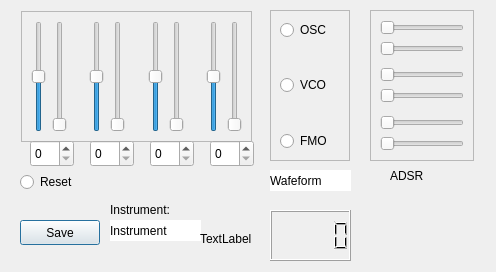
First picture: the form in OceanGUI/spectrum_dialog_class.ui, repository uglasmeyer/ocean, before the edit.
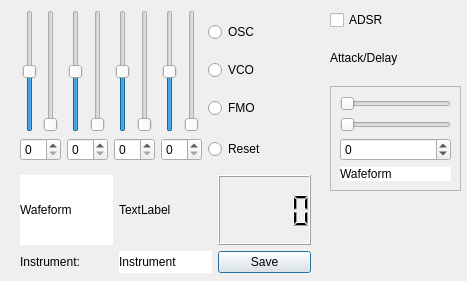
Second picture: the form after the edit.

Commit message: version 3.8.6 Adsr waveform

```diff
--- a/OceanGUI/spectrum_dialog_class.ui
+++ b/OceanGUI/spectrum_dialog_class.ui
@@ -6,8 +6,8 @@
    <rect>
     <x>0</x>
     <y>0</y>
-    <width>496</width>
-    <height>272</height>
+    <width>467</width>
+    <height>281</height>
    </rect>
   </property>
   <property name="palette">
@@ -455,240 +455,25 @@
   <property name="windowTitle">
    <string>Spectrum</string>
   </property>
-  <widget class="QFrame" name="frame">
+  <widget class="QWidget" name="gridLayoutWidget">
    <property name="geometry">
     <rect>
-     <x>21</x>
-     <y>11</y>
-     <width>231</width>
-     <height>131</height>
+     <x>20</x>
+     <y>10</y>
+     <width>293</width>
+     <height>151</height>
     </rect>
    </property>
-   <property name="frameShape">
-    <enum>QFrame::Shape::StyledPanel</enum>
-   </property>
-   <property name="frameShadow">
-    <enum>QFrame::Shadow::Raised</enum>
-   </property>
-   <layout class="QGridLayout" name="gridLayout_2">
-    <item row="0" column="4">
-     <widget class="QSlider" name="vS_4">
-      <property name="maximum">
-       <number>100</number>
-      </property>
-      <property name="orientation">
-       <enum>Qt::Orientation::Vertical</enum>
-      </property>
-     </widget>
+   <layout class="QGridLayout" name="gridLayout">
+    <item row="1" column="1">
+     <widget class="QSpinBox" name="sb_spwf2"/>
     </item>
-    <item row="0" column="2">
-     <spacer name="horizontalSpacer">
-      <property name="orientation">
-       <enum>Qt::Orientation::Horizontal</enum>
-      </property>
-      <property name="sizeHint" stdset="0">
-       <size>
-        <width>40</width>
-        <height>20</height>
-       </size>
-      </property>
-     </spacer>
-    </item>
-    <item row="0" column="0">
-     <widget class="QSlider" name="fS_1">
-      <property name="minimum">
-       <number>-50</number>
-      </property>
-      <property name="maximum">
-       <number>50</number>
-      </property>
-      <property name="orientation">
-       <enum>Qt::Orientation::Vertical</enum>
-      </property>
-     </widget>
+    <item row="1" column="5">
+     <widget class="QSpinBox" name="sb_spwf4"/>
     </item>
     <item row="0" column="6">
-     <widget class="QSlider" name="fS_5">
-      <property name="minimum">
-       <number>-50</number>
-      </property>
-      <property name="maximum">
-       <number>50</number>
-      </property>
-      <property name="orientation">
-       <enum>Qt::Orientation::Vertical</enum>
-      </property>
-     </widget>
-    </item>
-    <item row="0" column="9">
-     <widget class="QSlider" name="fS_7">
-      <property name="minimum">
-       <number>-50</number>
-      </property>
-      <property name="maximum">
-       <number>50</number>
-      </property>
-      <property name="orientation">
-       <enum>Qt::Orientation::Vertical</enum>
-      </property>
-     </widget>
-    </item>
-    <item row="0" column="1">
-     <widget class="QSlider" name="vS_2">
-      <property name="maximum">
-       <number>100</number>
-      </property>
-      <property name="orientation">
-       <enum>Qt::Orientation::Vertical</enum>
-      </property>
-     </widget>
-    </item>
-    <item row="0" column="3">
-     <widget class="QSlider" name="fS_3">
-      <property name="minimum">
-       <number>-50</number>
-      </property>
-      <property name="maximum">
-       <number>50</number>
-      </property>
-      <property name="orientation">
-       <enum>Qt::Orientation::Vertical</enum>
-      </property>
-     </widget>
-    </item>
-    <item row="0" column="10">
-     <widget class="QSlider" name="vS_8">
-      <property name="maximum">
-       <number>100</number>
-      </property>
-      <property name="orientation">
-       <enum>Qt::Orientation::Vertical</enum>
-      </property>
-     </widget>
-    </item>
-    <item row="0" column="7">
-     <widget class="QSlider" name="vS_6">
-      <property name="maximum">
-       <number>100</number>
-      </property>
-      <property name="orientation">
-       <enum>Qt::Orientation::Vertical</enum>
-      </property>
-     </widget>
-    </item>
-    <item row="0" column="5">
-     <spacer name="horizontalSpacer_2">
-      <property name="orientation">
-       <enum>Qt::Orientation::Horizontal</enum>
-      </property>
-      <property name="sizeHint" stdset="0">
-       <size>
-        <width>40</width>
-        <height>20</height>
-       </size>
-      </property>
-     </spacer>
-    </item>
-    <item row="0" column="8">
-     <spacer name="horizontalSpacer_3">
-      <property name="orientation">
-       <enum>Qt::Orientation::Horizontal</enum>
-      </property>
-      <property name="sizeHint" stdset="0">
-       <size>
-        <width>40</width>
-        <height>20</height>
-       </size>
-      </property>
-     </spacer>
-    </item>
-   </layout>
-  </widget>
-  <widget class="QPushButton" name="pB_save_spectrum">
-   <property name="geometry">
-    <rect>
-     <x>20</x>
-     <y>220</y>
-     <width>80</width>
-     <height>25</height>
-    </rect>
-   </property>
-   <property name="text">
-    <string>Save</string>
-   </property>
-  </widget>
-  <widget class="QLabel" name="lbl_instrument">
-   <property name="geometry">
-    <rect>
-     <x>110</x>
-     <y>220</y>
-     <width>91</width>
-     <height>21</height>
-    </rect>
-   </property>
-   <property name="styleSheet">
-    <string notr="true">background-color: rgb(255, 255, 255);
-font: 700 11pt &quot;Ubuntu&quot;;</string>
-   </property>
-   <property name="text">
-    <string>Instrument</string>
-   </property>
-  </widget>
-  <widget class="QLabel" name="label">
-   <property name="geometry">
-    <rect>
-     <x>110</x>
-     <y>200</y>
-     <width>91</width>
-     <height>20</height>
-    </rect>
-   </property>
-   <property name="styleSheet">
-    <string notr="true">font: 700 11pt &quot;Ubuntu Sans&quot;;</string>
-   </property>
-   <property name="text">
-    <string>Instrument:</string>
-   </property>
-  </widget>
-  <widget class="QFrame" name="frame_rb_osc">
-   <property name="geometry">
-    <rect>
-     <x>270</x>
-     <y>10</y>
-     <width>80</width>
-     <height>151</height>
-    </rect>
-   </property>
-   <property name="frameShape">
-    <enum>QFrame::Shape::StyledPanel</enum>
-   </property>
-   <property name="frameShadow">
-    <enum>QFrame::Shadow::Raised</enum>
-   </property>
-   <widget class="QWidget" name="layoutWidget">
-    <property name="geometry">
-     <rect>
-      <x>10</x>
-      <y>10</y>
-      <width>66</width>
-      <height>131</height>
-     </rect>
-    </property>
     <layout class="QGridLayout" name="gridLayout_3">
-     <item row="1" column="0">
-      <spacer name="verticalSpacer">
-       <property name="orientation">
-        <enum>Qt::Orientation::Vertical</enum>
-       </property>
-       <property name="sizeHint" stdset="0">
-        <size>
-         <width>20</width>
-         <height>40</height>
-        </size>
-       </property>
-      </spacer>
-     </item>
-     <item row="4" column="0">
+      <item row="2" column="0">
       <widget class="QRadioButton" name="rb_spec_fmo">
        <property name="text">
         <string>FMO</string>
@@ -702,74 +487,182 @@
        </property>
       </widget>
      </item>
-     <item row="2" column="0">
+      <item row="1" column="0">
       <widget class="QRadioButton" name="rb_spec_vco">
        <property name="text">
         <string>VCO</string>
        </property>
       </widget>
      </item>
-     <item row="3" column="0">
-      <spacer name="verticalSpacer_2">
+     </layout>
+    </item>
+    <item row="0" column="5">
+     <layout class="QHBoxLayout" name="horizontalLayout_5">
+      <item>
+       <widget class="QSlider" name="fS_7">
+        <property name="minimum">
+         <number>-50</number>
+        </property>
+        <property name="maximum">
+         <number>50</number>
+        </property>
        <property name="orientation">
         <enum>Qt::Orientation::Vertical</enum>
        </property>
-       <property name="sizeHint" stdset="0">
-        <size>
-         <width>20</width>
-         <height>40</height>
-        </size>
-       </property>
-      </spacer>
-     </item>
-    </layout>
-   </widget>
-  </widget>
-  <widget class="QLCDNumber" name="lcd_spectrumDisplay">
-   <property name="geometry">
-    <rect>
-     <x>270</x>
-     <y>210</y>
-     <width>81</width>
-     <height>51</height>
-    </rect>
-   </property>
-  </widget>
-  <widget class="QLabel" name="lbl_spectrumDisplay">
-   <property name="geometry">
-    <rect>
-     <x>200</x>
-     <y>230</y>
-     <width>66</width>
-     <height>18</height>
-    </rect>
-   </property>
-   <property name="text">
-    <string>TextLabel</string>
-   </property>
-  </widget>
+       </widget>
+      </item>
+      <item>
+       <widget class="QSlider" name="vS_8">
+        <property name="maximum">
+         <number>100</number>
+        </property>
+        <property name="orientation">
+         <enum>Qt::Orientation::Vertical</enum>
+        </property>
+       </widget>
+      </item>
+     </layout>
+    </item>
+    <item row="1" column="6">
   <widget class="QRadioButton" name="rb_reset">
-   <property name="geometry">
-    <rect>
-     <x>20</x>
-     <y>170</y>
-     <width>61</width>
-     <height>24</height>
-    </rect>
-   </property>
    <property name="text">
     <string>Reset</string>
    </property>
   </widget>
+    </item>
+    <item row="0" column="1">
+     <layout class="QHBoxLayout" name="horizontalLayout_3">
+      <item>
+       <widget class="QSlider" name="fS_3">
+        <property name="minimum">
+         <number>-50</number>
+        </property>
+        <property name="maximum">
+         <number>50</number>
+        </property>
+        <property name="orientation">
+         <enum>Qt::Orientation::Vertical</enum>
+        </property>
+       </widget>
+      </item>
+      <item>
+       <widget class="QSlider" name="vS_4">
+        <property name="maximum">
+         <number>100</number>
+        </property>
+        <property name="orientation">
+         <enum>Qt::Orientation::Vertical</enum>
+        </property>
+       </widget>
+      </item>
+     </layout>
+    </item>
+    <item row="0" column="0">
+     <layout class="QHBoxLayout" name="horizontalLayout">
+      <item>
+       <layout class="QHBoxLayout" name="horizontalLayout_2">
+        <item>
+         <widget class="QSlider" name="fS_1">
+          <property name="minimum">
+           <number>-50</number>
+          </property>
+          <property name="maximum">
+           <number>50</number>
+          </property>
+          <property name="orientation">
+           <enum>Qt::Orientation::Vertical</enum>
+          </property>
+         </widget>
+        </item>
+        <item>
+         <widget class="QSlider" name="vS_2">
+          <property name="maximum">
+           <number>100</number>
+          </property>
+          <property name="orientation">
+           <enum>Qt::Orientation::Vertical</enum>
+          </property>
+         </widget>
+        </item>
+       </layout>
+      </item>
+     </layout>
+    </item>
+    <item row="0" column="4">
+     <layout class="QHBoxLayout" name="horizontalLayout_4">
+      <item>
+       <widget class="QSlider" name="fS_5">
+        <property name="minimum">
+         <number>-50</number>
+        </property>
+        <property name="maximum">
+         <number>50</number>
+        </property>
+        <property name="orientation">
+         <enum>Qt::Orientation::Vertical</enum>
+        </property>
+       </widget>
+      </item>
+      <item>
+       <widget class="QSlider" name="vS_6">
+        <property name="maximum">
+         <number>100</number>
+        </property>
+        <property name="orientation">
+         <enum>Qt::Orientation::Vertical</enum>
+        </property>
+       </widget>
+      </item>
+     </layout>
+    </item>
+    <item row="1" column="0">
+     <widget class="QSpinBox" name="sb_spwf1"/>
+    </item>
+    <item row="1" column="4">
+     <widget class="QSpinBox" name="sb_spwf3"/>
+    </item>
+   </layout>
+  </widget>
+  <widget class="QWidget" name="gridLayoutWidget_2">
+   <property name="geometry">
+    <rect>
+     <x>20</x>
+     <y>170</y>
+     <width>291</width>
+     <height>103</height>
+    </rect>
+   </property>
+   <layout class="QGridLayout" name="gridLayout_2">
+    <item row="2" column="1">
+     <widget class="QLabel" name="lbl_instrument">
+      <property name="styleSheet">
+       <string notr="true">background-color: rgb(255, 255, 255);
+font: 700 11pt &quot;Ubuntu&quot;;</string>
+      </property>
+      <property name="text">
+       <string>Instrument</string>
+      </property>
+     </widget>
+    </item>
+    <item row="2" column="2">
+     <widget class="QPushButton" name="pB_save_spectrum">
+      <property name="text">
+       <string>Save</string>
+      </property>
+     </widget>
+    </item>
+    <item row="1" column="1">
+     <widget class="QLabel" name="lbl_spectrumDisplay">
+      <property name="text">
+       <string>TextLabel</string>
+      </property>
+     </widget>
+    </item>
+    <item row="1" column="2">
+     <widget class="QLCDNumber" name="lcd_spectrumDisplay"/>
+    </item>
+    <item row="1" column="0">
   <widget class="QLabel" name="lbl_waveform">
-   <property name="geometry">
-    <rect>
-     <x>270</x>
-     <y>170</y>
-     <width>81</width>
-     <height>21</height>
-    </rect>
-   </property>
    <property name="palette">
     <palette>
      <active>
@@ -1220,55 +1113,61 @@
     <string>Wafeform</string>
    </property>
   </widget>
-  <widget class="QSpinBox" name="sb_spwf1">
-   <property name="geometry">
-    <rect>
-     <x>30</x>
-     <y>140</y>
-     <width>44</width>
-     <height>27</height>
-    </rect>
-   </property>
-  </widget>
-  <widget class="QSpinBox" name="sb_spwf2">
-   <property name="geometry">
-    <rect>
-     <x>90</x>
-     <y>140</y>
-     <width>44</width>
-     <height>27</height>
-    </rect>
-   </property>
+    </item>
+    <item row="2" column="0">
+     <widget class="QLabel" name="label">
+      <property name="styleSheet">
+       <string notr="true">font: 700 11pt &quot;Ubuntu Sans&quot;;</string>
+      </property>
+      <property name="text">
+       <string>Instrument:</string>
+      </property>
+     </widget>
+    </item>
+    <item row="0" column="1">
+     <spacer name="verticalSpacer">
+      <property name="orientation">
+       <enum>Qt::Orientation::Vertical</enum>
+      </property>
+      <property name="sizeType">
+       <enum>QSizePolicy::Policy::Fixed</enum>
+      </property>
+      <property name="sizeHint" stdset="0">
+       <size>
+        <width>40</width>
+        <height>5</height>
+       </size>
+      </property>
+     </spacer>
+    </item>
+   </layout>
   </widget>
-  <widget class="QSpinBox" name="sb_spwf3">
+  <widget class="QWidget" name="verticalLayoutWidget">
    <property name="geometry">
     <rect>
-     <x>150</x>
-     <y>140</y>
-     <width>44</width>
-     <height>27</height>
+     <x>330</x>
+     <y>10</y>
+     <width>131</width>
+     <height>181</height>
     </rect>
    </property>
-  </widget>
-  <widget class="QSpinBox" name="sb_spwf4">
-   <property name="geometry">
-    <rect>
-     <x>210</x>
-     <y>140</y>
-     <width>44</width>
-     <height>27</height>
-    </rect>
-   </property>
-  </widget>
+   <layout class="QVBoxLayout" name="verticalLayout_2">
+    <item>
+     <widget class="QCheckBox" name="cb_adsr">
+      <property name="text">
+       <string>ADSR</string>
+      </property>
+     </widget>
+    </item>
+    <item>
+     <widget class="QLabel" name="label_2">
+      <property name="text">
+       <string>Attack/Delay</string>
+      </property>
+     </widget>
+    </item>
+    <item>
   <widget class="QFrame" name="frame_2">
-   <property name="geometry">
-    <rect>
-     <x>370</x>
-     <y>10</y>
-     <width>104</width>
-     <height>151</height>
-    </rect>
-   </property>
    <property name="frameShape">
     <enum>QFrame::Shape::StyledPanel</enum>
    </property>
@@ -1294,79 +1193,472 @@
      </widget>
     </item>
     <item>
-     <spacer name="verticalSpacer_3">
-      <property name="orientation">
-       <enum>Qt::Orientation::Vertical</enum>
-      </property>
-      <property name="sizeHint" stdset="0">
-       <size>
-        <width>20</width>
-        <height>40</height>
-       </size>
-      </property>
-     </spacer>
-    </item>
-    <item>
-     <widget class="QSlider" name="hs_vco_attack">
-      <property name="orientation">
-       <enum>Qt::Orientation::Horizontal</enum>
-      </property>
-     </widget>
-    </item>
-    <item>
-     <widget class="QSlider" name="hs_vco_decay">
+        <widget class="QSpinBox" name="sb_adsrwf">
+         <property name="wrapping">
+          <bool>true</bool>
+         </property>
       <property name="maximum">
-       <number>100</number>
-      </property>
-      <property name="orientation">
-       <enum>Qt::Orientation::Horizontal</enum>
-      </property>
+          <number>8</number>
+         </property>
      </widget>
     </item>
     <item>
-     <spacer name="verticalSpacer_4">
-      <property name="orientation">
-       <enum>Qt::Orientation::Vertical</enum>
-      </property>
-      <property name="sizeHint" stdset="0">
-       <size>
-        <width>20</width>
-        <height>40</height>
-       </size>
-      </property>
-     </spacer>
-    </item>
-    <item>
-     <widget class="QSlider" name="hs_fmo_attack">
-      <property name="orientation">
-       <enum>Qt::Orientation::Horizontal</enum>
-      </property>
-     </widget>
-    </item>
-    <item>
-     <widget class="QSlider" name="hs_fmo_decay">
-      <property name="maximum">
-       <number>100</number>
-      </property>
-      <property name="orientation">
-       <enum>Qt::Orientation::Horizontal</enum>
-      </property>
-     </widget>
-    </item>
-   </layout>
-  </widget>
-  <widget class="QLabel" name="label_2">
-   <property name="geometry">
-    <rect>
-     <x>390</x>
-     <y>170</y>
-     <width>84</width>
-     <height>12</height>
-    </rect>
+        <widget class="QLabel" name="lbl_adsrwf">
+         <property name="palette">
+          <palette>
+           <active>
+            <colorrole role="WindowText">
+             <brush brushstyle="SolidPattern">
+              <color alpha="255">
+               <red>0</red>
+               <green>0</green>
+               <blue>0</blue>
+              </color>
+             </brush>
+            </colorrole>
+            <colorrole role="Button">
+             <brush brushstyle="SolidPattern">
+              <color alpha="255">
+               <red>255</red>
+               <green>255</green>
+               <blue>255</blue>
+              </color>
+             </brush>
+            </colorrole>
+            <colorrole role="Light">
+             <brush brushstyle="SolidPattern">
+              <color alpha="255">
+               <red>255</red>
+               <green>255</green>
+               <blue>255</blue>
+              </color>
+             </brush>
+            </colorrole>
+            <colorrole role="Midlight">
+             <brush brushstyle="SolidPattern">
+              <color alpha="255">
+               <red>204</red>
+               <green>224</green>
+               <blue>248</blue>
+              </color>
+             </brush>
+            </colorrole>
+            <colorrole role="Dark">
+             <brush brushstyle="SolidPattern">
+              <color alpha="255">
+               <red>76</red>
+               <green>96</green>
+               <blue>120</blue>
+              </color>
+             </brush>
+            </colorrole>
+            <colorrole role="Mid">
+             <brush brushstyle="SolidPattern">
+              <color alpha="255">
+               <red>102</red>
+               <green>129</green>
+               <blue>161</blue>
+              </color>
+             </brush>
+            </colorrole>
+            <colorrole role="Text">
+             <brush brushstyle="SolidPattern">
+              <color alpha="255">
+               <red>0</red>
+               <green>0</green>
+               <blue>0</blue>
+              </color>
+             </brush>
+            </colorrole>
+            <colorrole role="BrightText">
+             <brush brushstyle="SolidPattern">
+              <color alpha="255">
+               <red>255</red>
+               <green>255</green>
+               <blue>255</blue>
+              </color>
+             </brush>
+            </colorrole>
+            <colorrole role="ButtonText">
+             <brush brushstyle="SolidPattern">
+              <color alpha="255">
+               <red>0</red>
+               <green>0</green>
+               <blue>0</blue>
+              </color>
+             </brush>
+            </colorrole>
+            <colorrole role="Base">
+             <brush brushstyle="SolidPattern">
+              <color alpha="255">
+               <red>255</red>
+               <green>255</green>
+               <blue>255</blue>
+              </color>
+             </brush>
+            </colorrole>
+            <colorrole role="Window">
+             <brush brushstyle="SolidPattern">
+              <color alpha="255">
+               <red>255</red>
+               <green>255</green>
+               <blue>255</blue>
+              </color>
+             </brush>
+            </colorrole>
+            <colorrole role="Shadow">
+             <brush brushstyle="SolidPattern">
+              <color alpha="255">
+               <red>0</red>
+               <green>0</green>
+               <blue>0</blue>
+              </color>
+             </brush>
+            </colorrole>
+            <colorrole role="AlternateBase">
+             <brush brushstyle="SolidPattern">
+              <color alpha="255">
+               <red>204</red>
+               <green>224</green>
+               <blue>248</blue>
+              </color>
+             </brush>
+            </colorrole>
+            <colorrole role="ToolTipBase">
+             <brush brushstyle="SolidPattern">
+              <color alpha="255">
+               <red>255</red>
+               <green>255</green>
+               <blue>220</blue>
+              </color>
+             </brush>
+            </colorrole>
+            <colorrole role="ToolTipText">
+             <brush brushstyle="SolidPattern">
+              <color alpha="255">
+               <red>0</red>
+               <green>0</green>
+               <blue>0</blue>
+              </color>
+             </brush>
+            </colorrole>
+            <colorrole role="PlaceholderText">
+             <brush brushstyle="SolidPattern">
+              <color alpha="127">
+               <red>0</red>
+               <green>0</green>
+               <blue>0</blue>
+              </color>
+             </brush>
+            </colorrole>
+           </active>
+           <inactive>
+            <colorrole role="WindowText">
+             <brush brushstyle="SolidPattern">
+              <color alpha="255">
+               <red>0</red>
+               <green>0</green>
+               <blue>0</blue>
+              </color>
+             </brush>
+            </colorrole>
+            <colorrole role="Button">
+             <brush brushstyle="SolidPattern">
+              <color alpha="255">
+               <red>255</red>
+               <green>255</green>
+               <blue>255</blue>
+              </color>
+             </brush>
+            </colorrole>
+            <colorrole role="Light">
+             <brush brushstyle="SolidPattern">
+              <color alpha="255">
+               <red>255</red>
+               <green>255</green>
+               <blue>255</blue>
+              </color>
+             </brush>
+            </colorrole>
+            <colorrole role="Midlight">
+             <brush brushstyle="SolidPattern">
+              <color alpha="255">
+               <red>202</red>
+               <green>202</green>
+               <blue>202</blue>
+              </color>
+             </brush>
+            </colorrole>
+            <colorrole role="Dark">
+             <brush brushstyle="SolidPattern">
+              <color alpha="255">
+               <red>159</red>
+               <green>159</green>
+               <blue>159</blue>
+              </color>
+             </brush>
+            </colorrole>
+            <colorrole role="Mid">
+             <brush brushstyle="SolidPattern">
+              <color alpha="255">
+               <red>184</red>
+               <green>184</green>
+               <blue>184</blue>
+              </color>
+             </brush>
+            </colorrole>
+            <colorrole role="Text">
+             <brush brushstyle="SolidPattern">
+              <color alpha="255">
+               <red>0</red>
+               <green>0</green>
+               <blue>0</blue>
+              </color>
+             </brush>
+            </colorrole>
+            <colorrole role="BrightText">
+             <brush brushstyle="SolidPattern">
+              <color alpha="255">
+               <red>255</red>
+               <green>255</green>
+               <blue>255</blue>
+              </color>
+             </brush>
+            </colorrole>
+            <colorrole role="ButtonText">
+             <brush brushstyle="SolidPattern">
+              <color alpha="255">
+               <red>0</red>
+               <green>0</green>
+               <blue>0</blue>
+              </color>
+             </brush>
+            </colorrole>
+            <colorrole role="Base">
+             <brush brushstyle="SolidPattern">
+              <color alpha="255">
+               <red>255</red>
+               <green>255</green>
+               <blue>255</blue>
+              </color>
+             </brush>
+            </colorrole>
+            <colorrole role="Window">
+             <brush brushstyle="SolidPattern">
+              <color alpha="255">
+               <red>255</red>
+               <green>255</green>
+               <blue>255</blue>
+              </color>
+             </brush>
+            </colorrole>
+            <colorrole role="Shadow">
+             <brush brushstyle="SolidPattern">
+              <color alpha="255">
+               <red>118</red>
+               <green>118</green>
+               <blue>118</blue>
+              </color>
+             </brush>
+            </colorrole>
+            <colorrole role="AlternateBase">
+             <brush brushstyle="SolidPattern">
+              <color alpha="255">
+               <red>247</red>
+               <green>247</green>
+               <blue>247</blue>
+              </color>
+             </brush>
+            </colorrole>
+            <colorrole role="ToolTipBase">
+             <brush brushstyle="SolidPattern">
+              <color alpha="255">
+               <red>255</red>
+               <green>255</green>
+               <blue>220</blue>
+              </color>
+             </brush>
+            </colorrole>
+            <colorrole role="ToolTipText">
+             <brush brushstyle="SolidPattern">
+              <color alpha="255">
+               <red>0</red>
+               <green>0</green>
+               <blue>0</blue>
+              </color>
+             </brush>
+            </colorrole>
+            <colorrole role="PlaceholderText">
+             <brush brushstyle="SolidPattern">
+              <color alpha="128">
+               <red>0</red>
+               <green>0</green>
+               <blue>0</blue>
+              </color>
+             </brush>
+            </colorrole>
+           </inactive>
+           <disabled>
+            <colorrole role="WindowText">
+             <brush brushstyle="SolidPattern">
+              <color alpha="255">
+               <red>76</red>
+               <green>96</green>
+               <blue>120</blue>
+              </color>
+             </brush>
+            </colorrole>
+            <colorrole role="Button">
+             <brush brushstyle="SolidPattern">
+              <color alpha="255">
+               <red>255</red>
+               <green>255</green>
+               <blue>255</blue>
+              </color>
+             </brush>
+            </colorrole>
+            <colorrole role="Light">
+             <brush brushstyle="SolidPattern">
+              <color alpha="255">
+               <red>255</red>
+               <green>255</green>
+               <blue>255</blue>
+              </color>
+             </brush>
+            </colorrole>
+            <colorrole role="Midlight">
+             <brush brushstyle="SolidPattern">
+              <color alpha="255">
+               <red>204</red>
+               <green>224</green>
+               <blue>248</blue>
+              </color>
+             </brush>
+            </colorrole>
+            <colorrole role="Dark">
+             <brush brushstyle="SolidPattern">
+              <color alpha="255">
+               <red>76</red>
+               <green>96</green>
+               <blue>120</blue>
+              </color>
+             </brush>
+            </colorrole>
+            <colorrole role="Mid">
+             <brush brushstyle="SolidPattern">
+              <color alpha="255">
+               <red>102</red>
+               <green>129</green>
+               <blue>161</blue>
+              </color>
+             </brush>
+            </colorrole>
+            <colorrole role="Text">
+             <brush brushstyle="SolidPattern">
+              <color alpha="255">
+               <red>76</red>
+               <green>96</green>
+               <blue>120</blue>
+              </color>
+             </brush>
+            </colorrole>
+            <colorrole role="BrightText">
+             <brush brushstyle="SolidPattern">
+              <color alpha="255">
+               <red>255</red>
+               <green>255</green>
+               <blue>255</blue>
+              </color>
+             </brush>
+            </colorrole>
+            <colorrole role="ButtonText">
+             <brush brushstyle="SolidPattern">
+              <color alpha="255">
+               <red>76</red>
+               <green>96</green>
+               <blue>120</blue>
+              </color>
+             </brush>
+            </colorrole>
+            <colorrole role="Base">
+             <brush brushstyle="SolidPattern">
+              <color alpha="255">
+               <red>255</red>
+               <green>255</green>
+               <blue>255</blue>
+              </color>
+             </brush>
+            </colorrole>
+            <colorrole role="Window">
+             <brush brushstyle="SolidPattern">
+              <color alpha="255">
+               <red>255</red>
+               <green>255</green>
+               <blue>255</blue>
+              </color>
+             </brush>
+            </colorrole>
+            <colorrole role="Shadow">
+             <brush brushstyle="SolidPattern">
+              <color alpha="255">
+               <red>177</red>
+               <green>177</green>
+               <blue>177</blue>
+              </color>
+             </brush>
+            </colorrole>
+            <colorrole role="AlternateBase">
+             <brush brushstyle="SolidPattern">
+              <color alpha="255">
+               <red>247</red>
+               <green>247</green>
+               <blue>247</blue>
+              </color>
+             </brush>
+            </colorrole>
+            <colorrole role="ToolTipBase">
+             <brush brushstyle="SolidPattern">
+              <color alpha="255">
+               <red>255</red>
+               <green>255</green>
+               <blue>220</blue>
+              </color>
+             </brush>
+            </colorrole>
+            <colorrole role="ToolTipText">
+             <brush brushstyle="SolidPattern">
+              <color alpha="255">
+               <red>0</red>
+               <green>0</green>
+               <blue>0</blue>
+              </color>
+             </brush>
+            </colorrole>
+            <colorrole role="PlaceholderText">
+             <brush brushstyle="SolidPattern">
+              <color alpha="128">
+               <red>0</red>
+               <green>0</green>
+               <blue>0</blue>
+              </color>
+             </brush>
+            </colorrole>
+           </disabled>
+          </palette>
+         </property>
+         <property name="styleSheet">
+          <string notr="true">background-color: rgb(255, 255, 255);
+font: 700 11pt &quot;Ubuntu&quot;;</string>
    </property>
    <property name="text">
-    <string>ADSR</string>
-   </property>
+          <string>Wafeform</string>
+         </property>
+        </widget>
+       </item>
+      </layout>
+     </widget>
+    </item>
+   </layout>
   </widget>
  </widget>
  <resources/>
```
Left out of the diff: 4 changed lines with no effect on the pictures. Lines whose indentation alone changed are shown as unchanged. The commit also changes 73 other files.
